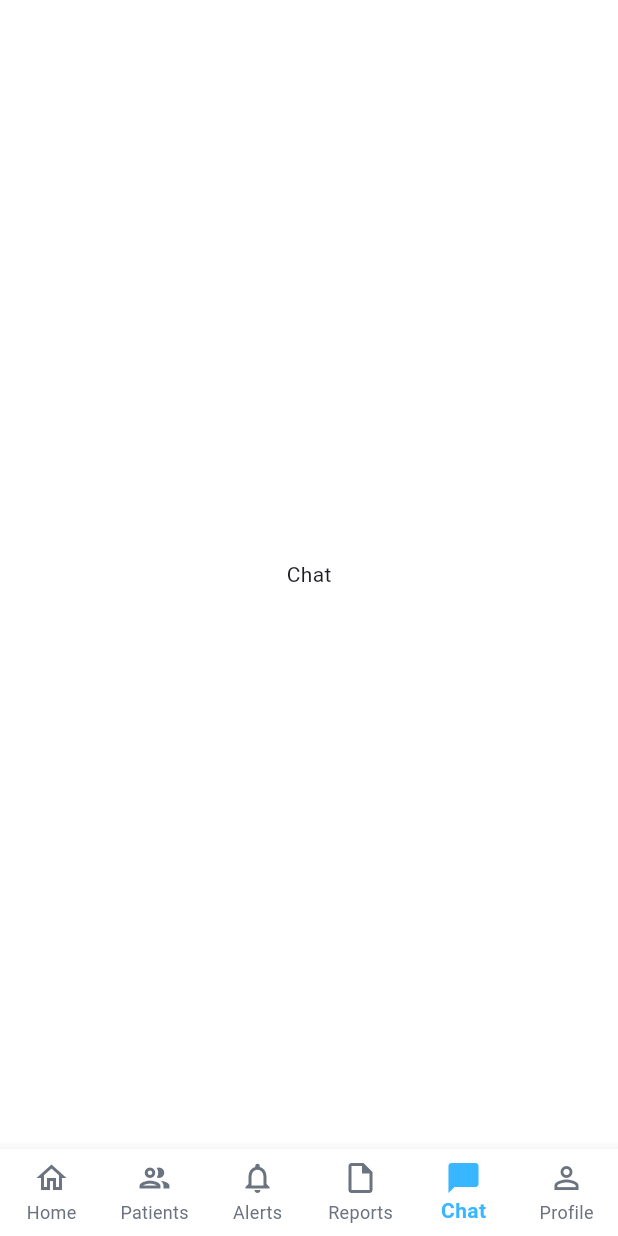
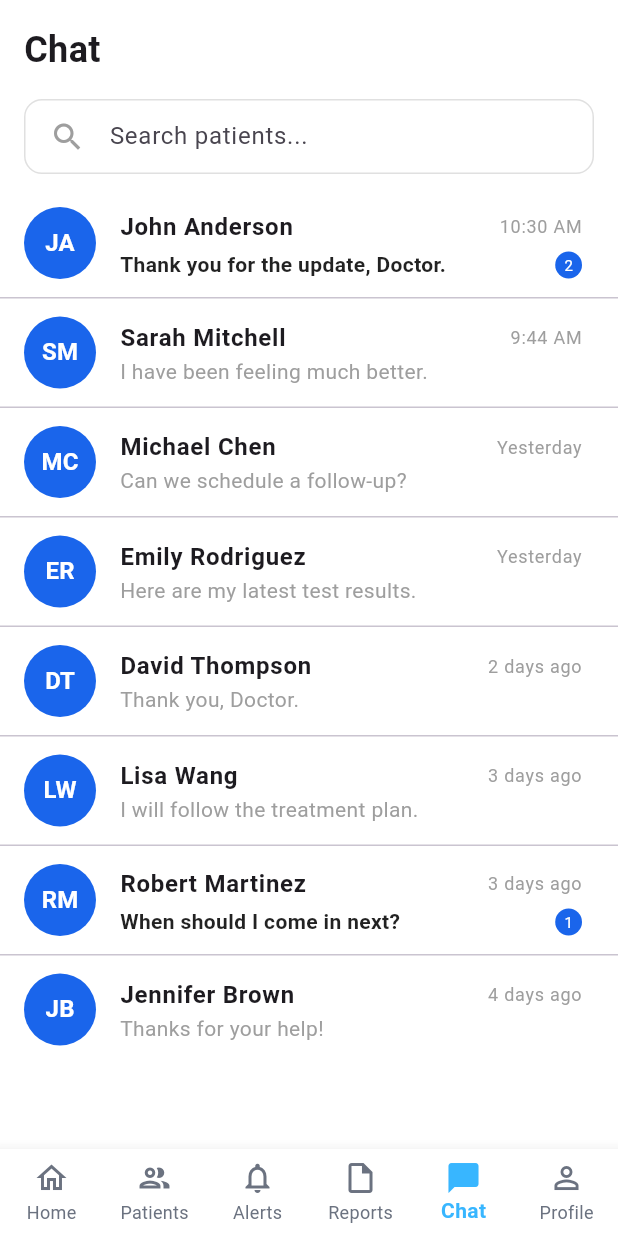
Before and after one commit to MuhammedZain15/HealthRootz, a Flutter app: the screen it shows after launch, item 5 of the bottom bar chosen, on a phone screen of 412 x 824 dp. Run offline on Flutter 3.47's test engine with Material 3 defaults, Android fonts, the phone set to English and light mode, and no system bars; our stand-ins replace fl_chart, pdf, printing; missing offline and left inert: gif_view.

Commit message:
Implement doctor chat features

```diff
--- a/lib/doctor/features/chat/doctor_chat_page.dart
+++ b/lib/doctor/features/chat/doctor_chat_page.dart
@@ -1,10 +1,56 @@
 import 'package:flutter/material.dart';
+import 'models/chat_model.dart';
+import 'view_models/chat_list_view_model.dart';
+import 'views/chat_detail_page.dart';
+import 'widgets/chat_widgets.dart';
 
-class DoctorChatPage extends StatelessWidget {
+class DoctorChatPage extends StatefulWidget {
   const DoctorChatPage({super.key});
 
   @override
+  State<DoctorChatPage> createState() => _DoctorChatPageState();
+}
+
+class _DoctorChatPageState extends State<DoctorChatPage> {
+  final _vm = ChatListViewModel();
+
+  void _openChat(BuildContext context, ChatUser user) {
+    Navigator.push(context, MaterialPageRoute(builder: (_) => ChatDetailPage(user: user)));
+  }
+
+  @override
   Widget build(BuildContext context) {
-    return Center(child: Text("Chat"),);
+    return Scaffold(
+      backgroundColor: Colors.white,
+      body: SafeArea(
+        child: Column(
+          crossAxisAlignment: CrossAxisAlignment.start,
+          children: [
+            const Padding(
+              padding: EdgeInsets.all(16.0),
+              child: Text('Chat', style: TextStyle(fontSize: 24, fontWeight: FontWeight.bold)),
+            ),
+            const Padding(
+              padding: EdgeInsets.symmetric(horizontal: 16.0),
+              child: ChatSearchField(),
+            ),
+            const SizedBox(height: 10),
+            Expanded(
+              child: ListenableBuilder(
+                listenable: _vm,
+                builder: (context, _) => ListView.separated(
+                  itemCount: _vm.chats.length,
+                  separatorBuilder: (_, __) => const Divider(height: 1),
+                  itemBuilder: (ctx, i) => ChatListTile(
+                    user: _vm.chats[i],
+                    onTap: () => _openChat(context, _vm.chats[i]),
+                  ),
+                ),
+              ),
+            ),
+          ],
+        ),
+      ),
+    );
   }
 }
--- /dev/null
+++ b/lib/doctor/features/chat/models/chat_model.dart
@@ -0,0 +1,32 @@
+
+class ChatUser {
+  final String id;
+  final String name;
+  final String lastMessage;
+  final String time;
+  final int unreadCount;
+  final bool isActive;
+
+  ChatUser({
+    required this.id,
+    required this.name,
+    required this.lastMessage,
+    required this.time,
+    this.unreadCount = 0,
+    this.isActive = false,
+  });
+}
+
+class ChatMessage {
+  final String id;
+  final String text;
+  final bool isMe;
+  final String time;
+
+  ChatMessage({
+    required this.id,
+    required this.text,
+    required this.isMe,
+    required this.time,
+  });
+}
--- /dev/null
+++ b/lib/doctor/features/chat/view_models/chat_detail_view_model.dart
@@ -0,0 +1,25 @@
+import 'package:flutter/material.dart';
+import '../models/chat_model.dart';
+
+class ChatDetailViewModel extends ChangeNotifier {
+  final List<ChatMessage> _messages = [
+    ChatMessage(id: '1', text: 'Good morning, Doctor. How are my latest test results?', isMe: false, time: '10:15 AM'),
+    ChatMessage(id: '2', text: 'Good morning, John! Your results look very promising. Your heart rate has stabilized nicely.', isMe: true, time: '10:21 AM'),
+    ChatMessage(id: '3', text: 'I\'m attaching your detailed report for your records.', isMe: true, time: '10:21 AM'),
+    ChatMessage(id: '4', text: 'Thank you for the update, Doctor.', isMe: false, time: '10:30 AM'),
+  ];
+
+  List<ChatMessage> get messages => _messages;
+
+  void sendMessage(String text) {
+    if (text.trim().isEmpty) return;
+    final newMessage = ChatMessage(
+      id: DateTime.now().toString(),
+      text: text,
+      isMe: true,
+      time: 'Now', // Formatting logic can be added
+    );
+    _messages.add(newMessage);
+    notifyListeners();
+  }
+}
--- /dev/null
+++ b/lib/doctor/features/chat/view_models/chat_list_view_model.dart
@@ -0,0 +1,22 @@
+import 'package:flutter/material.dart';
+import '../models/chat_model.dart';
+
+class ChatListViewModel extends ChangeNotifier {
+  final List<ChatUser> _chats = [
+    ChatUser(id: '1', name: 'John Anderson', lastMessage: 'Thank you for the update, Doctor.', time: '10:30 AM', unreadCount: 2, isActive: true),
+    ChatUser(id: '2', name: 'Sarah Mitchell', lastMessage: 'I have been feeling much better.', time: '9:44 AM'),
+    ChatUser(id: '3', name: 'Michael Chen', lastMessage: 'Can we schedule a follow-up?', time: 'Yesterday'),
+    ChatUser(id: '4', name: 'Emily Rodriguez', lastMessage: 'Here are my latest test results.', time: 'Yesterday'),
+    ChatUser(id: '5', name: 'David Thompson', lastMessage: 'Thank you, Doctor.', time: '2 days ago'),
+    ChatUser(id: '6', name: 'Lisa Wang', lastMessage: 'I will follow the treatment plan.', time: '3 days ago'),
+    ChatUser(id: '7', name: 'Robert Martinez', lastMessage: 'When should I come in next?', time: '3 days ago', unreadCount: 1),
+    ChatUser(id: '8', name: 'Jennifer Brown', lastMessage: 'Thanks for your help!', time: '4 days ago'),
+  ];
+
+  List<ChatUser> get chats => _chats;
+
+  void filterChats(String query) {
+    // Implement search logic if needed
+    notifyListeners();
+  }
+}
--- /dev/null
+++ b/lib/doctor/features/chat/widgets/chat_widgets.dart
@@ -0,0 +1,169 @@
+import 'package:flutter/material.dart';
+import '../models/chat_model.dart';
+
+class ChatSearchField extends StatelessWidget {
+  const ChatSearchField({super.key});
+
+  @override
+  Widget build(BuildContext context) {
+    return Container(
+      padding: const EdgeInsets.symmetric(horizontal: 16),
+      decoration: BoxDecoration(
+        color: Colors.white,
+        borderRadius: BorderRadius.circular(12),
+        border: Border.all(color: Colors.grey.shade300),
+      ),
+      child: const TextField(
+        decoration: InputDecoration(
+          hintText: 'Search patients...',
+          border: InputBorder.none,
+          icon: Icon(Icons.search, color: Colors.grey),
+        ),
+      ),
+    );
+  }
+}
+
+class ChatListTile extends StatelessWidget {
+  final ChatUser user;
+  final VoidCallback onTap;
+
+  const ChatListTile({super.key, required this.user, required this.onTap});
+
+  @override
+  Widget build(BuildContext context) {
+    return ListTile(
+      onTap: onTap,
+      leading: CircleAvatar(
+        backgroundColor: const Color(0xFF1A65EB),
+        radius: 24,
+        child: Text(
+          user.name.split(' ').map((e) => e[0]).take(2).join(),
+          style: const TextStyle(color: Colors.white, fontWeight: FontWeight.bold),
+        ),
+      ),
+      title: Row(
+        mainAxisAlignment: MainAxisAlignment.spaceBetween,
+        children: [
+          Text(user.name, style: const TextStyle(fontWeight: FontWeight.bold, fontSize: 16)),
+          Text(user.time, style: const TextStyle(color: Colors.grey, fontSize: 12)),
+        ],
+      ),
+      subtitle: Row(
+        children: [
+          Expanded(
+            child: Text(
+              user.lastMessage,
+              maxLines: 1,
+              overflow: TextOverflow.ellipsis,
+              style: TextStyle(
+                color: user.unreadCount > 0 ? Colors.black87 : Colors.grey,
+                fontWeight: user.unreadCount > 0 ? FontWeight.w600 : FontWeight.normal,
+              ),
+            ),
+          ),
+          if (user.unreadCount > 0)
+            Container(
+              margin: const EdgeInsets.only(left: 8),
+              padding: const EdgeInsets.all(6),
+              decoration: const BoxDecoration(color: Color(0xFF1A65EB), shape: BoxShape.circle),
+              child: Text(user.unreadCount.toString(), style: const TextStyle(color: Colors.white, fontSize: 10)),
+            ),
+        ],
+      ),
+    );
+  }
+}
+
+class MessageBubble extends StatelessWidget {
+  final ChatMessage message;
+
+  const MessageBubble({super.key, required this.message});
+
+  @override
+  Widget build(BuildContext context) {
+    final isMe = message.isMe;
+    return Align(
+      alignment: isMe ? Alignment.centerRight : Alignment.centerLeft,
+      child: Container(
+        margin: const EdgeInsets.symmetric(vertical: 4, horizontal: 16),
+        padding: const EdgeInsets.all(12),
+        constraints: BoxConstraints(maxWidth: MediaQuery.of(context).size.width * 0.75),
+        decoration: BoxDecoration(
+          color: isMe ? const Color(0xFF1A65EB) : Colors.white,
+          borderRadius: BorderRadius.only(
+            topLeft: const Radius.circular(12),
+            topRight: const Radius.circular(12),
+            bottomLeft: isMe ? const Radius.circular(12) : Radius.zero,
+            bottomRight: isMe ? Radius.zero : const Radius.circular(12),
+          ),
+          border: isMe ? null : Border.all(color: Colors.grey.shade300),
+          boxShadow: [
+            if (!isMe) BoxShadow(color: Colors.grey.withOpacity(0.1), spreadRadius: 1, blurRadius: 2)
+          ],
+        ),
+        child: Column(
+          crossAxisAlignment: CrossAxisAlignment.start,
+          children: [
+            Text(
+              message.text,
+              style: TextStyle(color: isMe ? Colors.white : Colors.black87, fontSize: 15),
+            ),
+            const SizedBox(height: 4),
+            Text(
+              message.time,
+              style: TextStyle(color: isMe ? Colors.white70 : Colors.grey, fontSize: 10),
+            ),
+          ],
+        ),
+      ),
+    );
+  }
+}
+
+class ChatInputArea extends StatelessWidget {
+  final TextEditingController controller;
+  final VoidCallback onSend;
+
+  const ChatInputArea({super.key, required this.controller, required this.onSend});
+
+  @override
+  Widget build(BuildContext context) {
+    return Container(
+      padding: const EdgeInsets.all(16),
+      color: Colors.white,
+      child: Row(
+        children: [
+          const Icon(Icons.attach_file, color: Colors.grey),
+          const SizedBox(width: 12),
+          Expanded(
+            child: Container(
+              padding: const EdgeInsets.symmetric(horizontal: 16),
+              decoration: BoxDecoration(
+                border: Border.all(color: Colors.grey.shade300),
+                borderRadius: BorderRadius.circular(24),
+              ),
+              child: TextField(
+                controller: controller,
+                decoration: const InputDecoration(
+                  hintText: 'Type your message...',
+                  border: InputBorder.none,
+                ),
+                onSubmitted: (_) => onSend(),
+              ),
+            ),
+          ),
+          const SizedBox(width: 12),
+          InkWell(
+            onTap: onSend,
+            child: Container(
+              padding: const EdgeInsets.all(10),
+              decoration: const BoxDecoration(color: Color(0xFF1A65EB), shape: BoxShape.circle),
+              child: const Icon(Icons.send, color: Colors.white, size: 20),
+            ),
+          ),
+        ],
+      ),
+    );
+  }
+}
```
Also changed, not shown: lib/doctor/features/chat/views/chat_detail_page.dart (added, +69 -0 lines).
